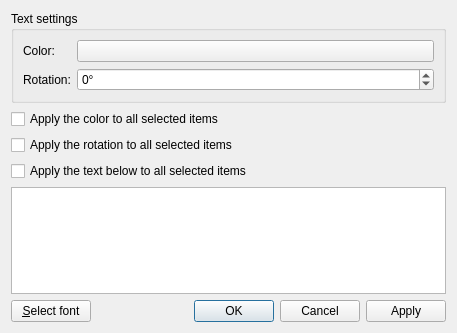
Above: gns3/ui/text_editor_dialog.ui from mpplab/MNSS before the change. Below: the same form after it.
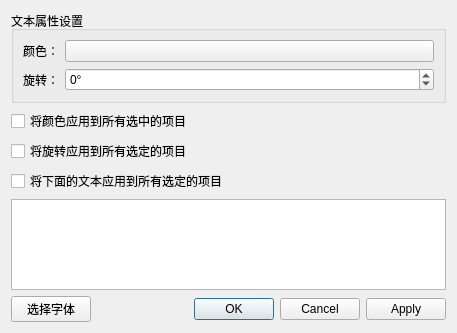
That is the form after the change.

```diff
--- a/gns3/ui/text_editor_dialog.ui
+++ b/gns3/ui/text_editor_dialog.ui
@@ -20,13 +20,13 @@
    <item>
     <widget class="QGroupBox" name="uiTextSettingsGroupBox">
      <property name="title">
-      <string>Text settings</string>
+      <string>文本属性设置</string>
      </property>
      <layout class="QGridLayout" name="gridLayout">
       <item row="0" column="0">
        <widget class="QLabel" name="uiColorLabel">
         <property name="text">
-         <string>Color:</string>
+         <string>颜色：</string>
         </property>
        </widget>
       </item>
@@ -40,7 +40,7 @@
       <item row="2" column="0">
        <widget class="QLabel" name="uiRotationLabel">
         <property name="text">
-         <string>Rotation:</string>
+         <string>旋转：</string>
         </property>
        </widget>
       </item>
@@ -73,21 +73,21 @@
    <item>
     <widget class="QCheckBox" name="uiApplyColorToAllItemsCheckBox">
      <property name="text">
-      <string>Apply the color to all selected items</string>
+      <string>将颜色应用到所有选中的项目</string>
      </property>
     </widget>
    </item>
    <item>
     <widget class="QCheckBox" name="uiApplyRotationToAllItemsCheckBox">
      <property name="text">
-      <string>Apply the rotation to all selected items</string>
+      <string>将旋转应用到所有选定的项目</string>
      </property>
     </widget>
    </item>
    <item>
     <widget class="QCheckBox" name="uiApplyTextToAllItemsCheckBox">
      <property name="text">
-      <string>Apply the text below to all selected items</string>
+      <string>将下面的文本应用到所有选定的项目</string>
      </property>
     </widget>
    </item>
@@ -99,7 +99,7 @@
      <item>
       <widget class="QPushButton" name="uiFontPushButton">
        <property name="text">
-        <string>&amp;Select font</string>
+        <string>选择字体</string>
        </property>
       </widget>
      </item>
```
Left out of the diff: 2 changed lines with no effect on the pictures.
